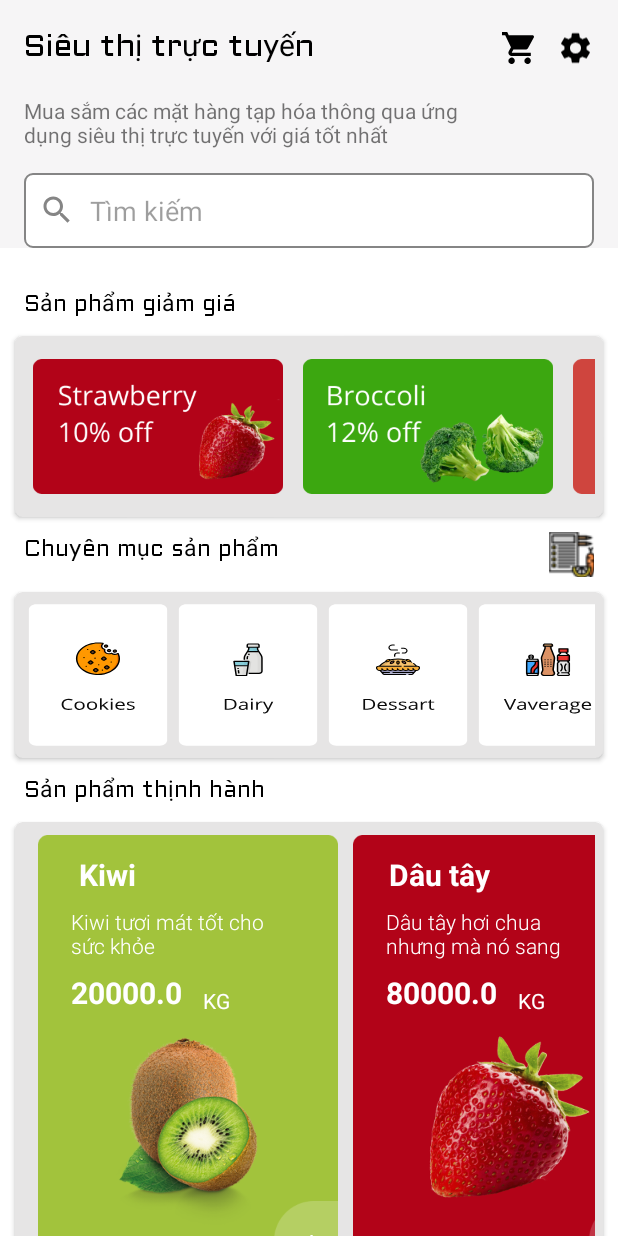
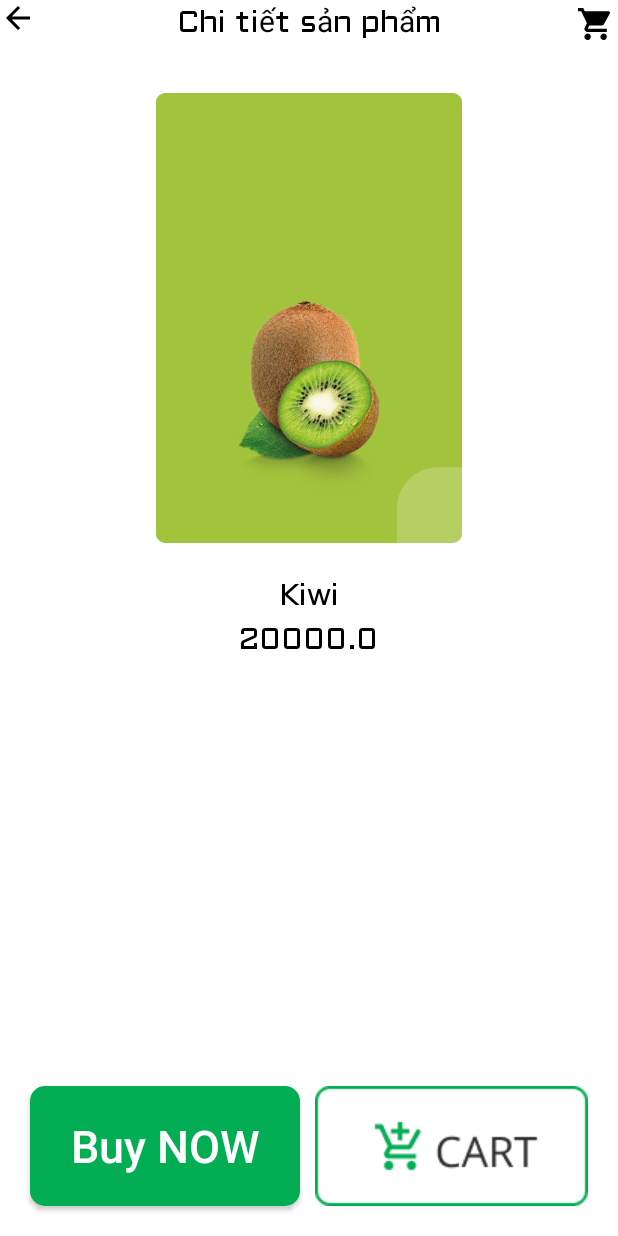
Before and after one commit to Dat0309/online-grocery-storee, an Android app: the screen it shows after launch (MainActivity before the commit, ItemActivity after it), after a tap on "Kiwi", on a phone screen of 412 x 824 dp. Run offline under Robolectric (Android 15) with nearby library versions, the phone set to English and light mode, and no system bars; 1 other tap on this screen came first.

Commit message:
Tạm hoàn thành 💻📱

```diff
--- a/OnlineGroceryStore/app/src/main/AndroidManifest.xml
+++ b/OnlineGroceryStore/app/src/main/AndroidManifest.xml
@@ -9,7 +9,8 @@
         android:roundIcon="@mipmap/ic_launcher_round"
         android:supportsRtl="true"
         android:theme="@style/Theme.OnlineGroceryStore">
-        <activity android:name=".GridCategory"></activity>
+        <activity android:name=".ItemActivity"></activity>
+        <activity android:name=".GridCategory" />
         <activity android:name=".MainActivity">
             <intent-filter>
                 <action android:name="android.intent.action.MAIN" />
--- /dev/null
+++ b/OnlineGroceryStore/app/src/main/java/com/dinhtrongdat/onlinegrocerystore/ItemActivity.java
@@ -0,0 +1,47 @@
+package com.dinhtrongdat.onlinegrocerystore;
+
+import androidx.appcompat.app.AppCompatActivity;
+
+import android.content.Intent;
+import android.os.Bundle;
+import android.view.View;
+import android.widget.ImageView;
+import android.widget.TextSwitcher;
+import android.widget.TextView;
+
+import com.dinhtrongdat.onlinegrocerystore.model.Recently;
+
+import java.util.ArrayList;
+
+public class ItemActivity extends AppCompatActivity {
+
+    Recently recently;
+    ImageView imgProduct;
+    TextView txtName, txtPrice;
+
+    @Override
+    protected void onCreate(Bundle savedInstanceState) {
+        super.onCreate(savedInstanceState);
+        setContentView(R.layout.activity_item);
+
+        initUI();
+    }
+
+    private void initUI() {
+        imgProduct = findViewById(R.id.img_product);
+        txtName = findViewById(R.id.txt_product);
+        txtPrice =findViewById(R.id.txt_price);
+
+        recently = (Recently) getIntent().getSerializableExtra("index");
+        imgProduct.setImageResource(recently.getImgResource());
+        txtName.setText(recently.getName());
+        txtPrice.setText(String.valueOf(recently.getPrice()));
+
+        findViewById(R.id.btnBackHome).setOnClickListener(new View.OnClickListener() {
+            @Override
+            public void onClick(View view) {
+                startActivity(new Intent(ItemActivity.this, MainActivity.class));
+            }
+        });
+    }
+}
--- a/OnlineGroceryStore/app/src/main/java/com/dinhtrongdat/onlinegrocerystore/MainActivity.java
+++ b/OnlineGroceryStore/app/src/main/java/com/dinhtrongdat/onlinegrocerystore/MainActivity.java
@@ -1,13 +1,20 @@
 package com.dinhtrongdat.onlinegrocerystore;
 
 import androidx.appcompat.app.AppCompatActivity;
+import androidx.cardview.widget.CardView;
 import androidx.recyclerview.widget.LinearLayoutManager;
 import androidx.recyclerview.widget.RecyclerView;
 
+import android.app.ActivityOptions;
 import android.content.Intent;
 import android.os.Bundle;
+import android.util.Pair;
 import android.view.View;
+import android.widget.EditText;
 import android.widget.ImageButton;
+import android.widget.ImageView;
+import android.widget.LinearLayout;
+import android.widget.TextView;
 
 import com.dinhtrongdat.onlinegrocerystore.adapter.CategoryAdapter;
 import com.dinhtrongdat.onlinegrocerystore.adapter.DiscounterAdapter;
@@ -55,6 +62,10 @@ public class MainActivity extends AppCompatActivity implements DiscounterAdapter
     ArrayList<Category> listCategory;
     ArrayList<Recently> listRecently;
     ImageButton btnCategory;
+    ImageView imgBuy, imgSetting;
+    EditText edtSearch;
+    TextView txtCategory, txtDiscount, txtRecent, txtTitle, txtDes;
+    CardView cardCategory, cardDiscount, cardRecent;
 
     @Override
     protected void onCreate(Bundle savedInstanceState) {
@@ -65,11 +76,40 @@ public class MainActivity extends AppCompatActivity implements DiscounterAdapter
     }
 
     private void initUI() {
+        imgBuy = findViewById(R.id.imgBuy);
+        imgSetting = findViewById(R.id.imgSetting);
+        edtSearch = findViewById(R.id.edt_search);
+        txtTitle = findViewById(R.id.textView);
+        txtDes = findViewById(R.id.txtDes);
+        cardCategory = findViewById(R.id.card_cate);
+        cardDiscount = findViewById(R.id.card_discount);
+        cardRecent = findViewById(R.id.card_recent);
+        txtDiscount = findViewById(R.id.txt_discount);
+        txtRecent = findViewById(R.id.txt_recent);
+        txtCategory = findViewById(R.id.txtCategory);
+
         btnCategory = findViewById(R.id.btnCategory);
         btnCategory.setOnClickListener(new View.OnClickListener() {
             @Override
             public void onClick(View view) {
-                startActivity(new Intent(MainActivity.this, GridCategory.class));
+                Intent intent = new Intent(MainActivity.this, GridCategory.class);
+                Pair[] pairs = new Pair[12];
+
+                pairs[0] = new Pair<View, String>(txtCategory,"text_tran");
+                pairs[1] = new Pair<View, String>(btnCategory,"img_tran");
+                pairs[2] = new Pair<View, String>(txtDiscount,"text_tran");
+                pairs[3] = new Pair<View, String>(txtRecent,"text_tran");
+                pairs[4] = new Pair<View, String>(cardCategory,"card_tran");
+                pairs[5] = new Pair<View, String>(cardDiscount,"card_tran");
+                pairs[6] = new Pair<View, String>(cardRecent,"card_tran");
+                pairs[7] = new Pair<View, String>(txtTitle,"text_tran");
+                pairs[8] = new Pair<View, String>(txtDes,"text_tran");
+                pairs[9] = new Pair<View, String>(imgBuy,"img_tran");
+                pairs[10] = new Pair<View, String>(imgSetting,"img_tran");
+                pairs[11] = new Pair<View, String>(edtSearch,"text_tran");
+
+                ActivityOptions options = ActivityOptions.makeSceneTransitionAnimation(MainActivity.this,pairs);
+                startActivity(intent, options.toBundle());
             }
         });
 
@@ -93,6 +133,7 @@ public class MainActivity extends AppCompatActivity implements DiscounterAdapter
             listRecently.add(new Recently(names[i],des[i],price[i],unit[i],imgRecent[i]));
         }
         setRecentRecycle(listRecently);
+
     }
 
     private void setRecentRecycle(ArrayList<Recently> listRecently) {
@@ -128,6 +169,8 @@ public class MainActivity extends AppCompatActivity implements DiscounterAdapter
 
     @Override
     public void onRecentlyClick(int clickedItemIndex) {
-
+        Intent intent = new Intent(MainActivity.this, ItemActivity.class);
+        intent.putExtra("index",listRecently.get(clickedItemIndex));
+        startActivity(intent);
     }
 }
--- a/OnlineGroceryStore/app/src/main/res/drawable/buy_now_bg.xml
+++ b/OnlineGroceryStore/app/src/main/res/drawable/buy_now_bg.xml
@@ -7,9 +7,9 @@
 
 
     <corners
-        android:topRightRadius="5dp"
-        android:topLeftRadius="5dp"
-        android:bottomLeftRadius="5dp"
-        android:bottomRightRadius="5dp"/>
+        android:topRightRadius="10dp"
+        android:topLeftRadius="10dp"
+        android:bottomLeftRadius="10dp"
+        android:bottomRightRadius="10dp"/>
 
 </shape>
--- a/OnlineGroceryStore/app/src/main/res/layout/activity_grid_category.xml
+++ b/OnlineGroceryStore/app/src/main/res/layout/activity_grid_category.xml
@@ -19,7 +19,7 @@
         <TextView
             android:layout_width="wrap_content"
             android:layout_height="wrap_content"
-            android:text="Select a category"
+            android:text="Chọn chuyên mục"
             android:layout_centerHorizontal="true"
             android:textColor="@color/black"
             android:textSize="20sp"
--- /dev/null
+++ b/OnlineGroceryStore/app/src/main/res/layout/activity_item.xml
@@ -0,0 +1,86 @@
+<?xml version="1.0" encoding="utf-8"?>
+<RelativeLayout
+    xmlns:android="http://schemas.android.com/apk/res/android"
+    xmlns:app="http://schemas.android.com/apk/res-auto"
+    xmlns:tools="http://schemas.android.com/tools"
+    android:layout_width="match_parent"
+    android:layout_height="match_parent"
+    tools:context=".ItemActivity">
+
+    <RelativeLayout
+        android:id="@+id/relative"
+        android:layout_width="match_parent"
+        android:layout_height="wrap_content"
+        android:layout_marginBottom="10dp">
+        <ImageView
+            android:id="@+id/btnBackHome"
+            android:layout_width="wrap_content"
+            android:layout_height="wrap_content"
+            android:src="@drawable/ic_arrow_back_black_24dp"/>
+        <TextView
+            android:id="@+id/txtChiTiet"
+            android:layout_width="wrap_content"
+            android:layout_height="wrap_content"
+            android:text="Chi tiết sản phẩm"
+            android:layout_centerHorizontal="true"
+            android:textColor="@color/black"
+            android:textSize="20sp"
+            android:fontFamily="@font/aldrich"/>
+        <ImageView
+            android:layout_width="wrap_content"
+            android:layout_height="wrap_content"
+            android:src="@drawable/ic_cart_black"
+            android:layout_alignParentRight="true"/>
+    </RelativeLayout>
+    <ImageView
+        android:id="@+id/img_product"
+        android:layout_width="300dp"
+        android:layout_height="300dp"
+        android:src="@drawable/b1"
+        android:layout_margin="20dp"
+        android:layout_centerHorizontal="true"
+        android:layout_below="@id/relative"/>
+
+    <TextView
+        android:id="@+id/txt_product"
+        android:layout_width="wrap_content"
+        android:layout_height="wrap_content"
+        android:text="Chi tiết sản phẩm"
+        android:layout_centerHorizontal="true"
+        android:textColor="@color/black"
+        android:textSize="20sp"
+        android:fontFamily="@font/aldrich"
+        android:layout_below="@id/img_product"/>
+
+    <TextView
+        android:id="@+id/txt_price"
+        android:layout_width="wrap_content"
+        android:layout_height="wrap_content"
+        android:text="0đ"
+        android:layout_centerHorizontal="true"
+        android:textColor="@color/black"
+        android:textSize="20sp"
+        android:fontFamily="@font/aldrich"
+        android:layout_below="@id/txt_product"/>
+
+    <ImageButton
+        android:layout_width="wrap_content"
+        android:layout_height="wrap_content"
+        android:src="@drawable/cartbutton"
+        android:background="@android:color/transparent"
+        android:layout_alignParentBottom="true"
+        android:layout_alignParentRight="true"
+        android:layout_margin="20dp"/>
+
+    <androidx.appcompat.widget.AppCompatButton
+        android:layout_width="180dp"
+        android:layout_height="80dp"
+        android:text="Buy NOW"
+        android:textAllCaps="false"
+        android:textColor="@color/white"
+        android:textSize="30sp"
+        android:background="@drawable/buy_now_bg"
+        android:layout_alignParentBottom="true"
+        android:layout_alignParentLeft="true"
+        android:layout_margin="20dp"/>
+</RelativeLayout>
--- a/OnlineGroceryStore/app/src/main/res/layout/activity_main.xml
+++ b/OnlineGroceryStore/app/src/main/res/layout/activity_main.xml
@@ -11,7 +11,8 @@
         android:layout_height="wrap_content"
         android:id="@+id/AppBar"
         android:fitsSystemWindows="true"
-        android:theme="@style/ThemeOverlay.AppCompat.Light">
+        android:theme="@style/ThemeOverlay.AppCompat.Light"
+        android:background="@color/toolbar">
         <com.google.android.material.appbar.CollapsingToolbarLayout
             android:layout_width="match_parent"
             android:layout_height="match_parent"
@@ -36,33 +37,36 @@
                         android:fontFamily="@font/aldrich"
                         android:text="@string/app_name"
                         android:textColor="@color/black"
-                        android:textSize="20sp" />
+                        android:textSize="20sp"
+                        android:transitionName="text_tran"/>
                     <ImageView
-                        android:id="@+id/imageView"
+                        android:id="@+id/imgBuy"
                         android:layout_width="32dp"
                         android:layout_height="wrap_content"
                         android:layout_marginTop="16dp"
                         android:layout_marginStart="120dp"
-                        app:srcCompat="@drawable/ic_cart_black" />
+                        app:srcCompat="@drawable/ic_cart_black"
+                        android:transitionName="img_tran"/>
                     <ImageView
-                        android:id="@+id/imageView2"
+                        android:id="@+id/imgSetting"
                         android:layout_width="wrap_content"
                         android:layout_height="wrap_content"
                         android:layout_marginStart="10dp"
                         android:layout_marginTop="16dp"
                         android:layout_marginEnd="16dp"
-                        app:srcCompat="@drawable/ic_account_settings" />
+                        app:srcCompat="@drawable/ic_account_settings"
+                        android:transitionName="img_tran"/>
                 </LinearLayout>
 
                 <TextView
-                    android:id="@+id/textView2"
+                    android:id="@+id/txtDes"
                     android:layout_width="300dp"
                     android:layout_height="wrap_content"
                     android:layout_marginStart="16dp"
                     android:layout_marginTop="16dp"
                     android:layout_marginEnd="16dp"
                     android:text="@string/description"
-                    app:layout_constraintTop_toBottomOf="@+id/textView" />
+                    android:transitionName="text_tran"/>
 
                 <EditText
                     android:id="@+id/edt_search"
@@ -78,7 +82,7 @@
                     android:hint="@string/hint_search"
                     android:inputType="textPersonName"
                     android:padding="10dp"
-                    app:layout_constraintTop_toBottomOf="@+id/textView2" />
+                    android:transitionName="text_tran"/>
             </LinearLayout>
             <androidx.appcompat.widget.Toolbar
                 android:id="@+id/toolbar"
@@ -101,6 +105,7 @@
             android:layout_height="wrap_content"
             android:orientation="vertical">
             <TextView
+                android:id="@+id/txt_discount"
                 android:layout_width="wrap_content"
                 android:layout_height="wrap_content"
                 android:layout_marginStart="16dp"
@@ -108,13 +113,16 @@
                 android:fontFamily="@font/aldrich"
                 android:text="@string/discount_item"
                 android:textColor="@color/black"
-                android:textSize="15sp"/>
+                android:textSize="15sp"
+                android:transitionName="text_tran"/>
             <androidx.cardview.widget.CardView
+                android:id="@+id/card_discount"
                 android:layout_width="match_parent"
                 android:layout_height="wrap_content"
                 app:cardCornerRadius="5dp"
                 app:cardBackgroundColor="@color/gray"
-                android:layout_margin="10dp">
+                android:layout_margin="10dp"
+                android:transitionName="card_tran">
                 <androidx.recyclerview.widget.RecyclerView
                     android:id="@+id/recycle_discount"
                     android:layout_width="match_parent"
@@ -125,29 +133,35 @@
             <LinearLayout
                 android:layout_width="match_parent"
                 android:layout_height="wrap_content"
-                android:orientation="horizontal">
+                android:orientation="horizontal"
+                android:transitionName="layout_tran">
                 <TextView
+                    android:id="@+id/txtCategory"
                     android:layout_width="wrap_content"
                     android:layout_height="wrap_content"
                     android:layout_marginStart="16dp"
                     android:fontFamily="@font/aldrich"
                     android:text="@string/category"
                     android:textColor="@color/black"
-                    android:textSize="15sp"/>
+                    android:textSize="15sp"
+                    android:transitionName="text_tran"/>
                 <ImageButton
                     android:id="@+id/btnCategory"
                     android:layout_width="30dp"
                     android:layout_height="30dp"
                     android:src="@drawable/category"
                     android:background="@android:color/transparent"
-                    android:layout_marginStart="180dp"/>
+                    android:layout_marginStart="180dp"
+                    android:transitionName="img_tran"/>
             </LinearLayout>
             <androidx.cardview.widget.CardView
+                android:id="@+id/card_cate"
                 android:layout_width="match_parent"
                 android:layout_height="wrap_content"
                 app:cardCornerRadius="5dp"
                 app:cardBackgroundColor="@color/gray"
-                android:layout_margin="10dp">
+                android:layout_margin="10dp"
+                android:transitionName="card_tran">
                 <androidx.recyclerview.widget.RecyclerView
                     android:id="@+id/recycle_category"
                     android:layout_width="match_parent"
@@ -156,19 +170,23 @@
             </androidx.cardview.widget.CardView>
 
             <TextView
+                android:id="@+id/txt_recent"
                 android:layout_width="wrap_content"
                 android:layout_height="wrap_content"
                 android:layout_marginStart="16dp"
                 android:fontFamily="@font/aldrich"
                 android:text="@string/recently"
                 android:textColor="@color/black"
-                android:textSize="15sp"/>
+                android:textSize="15sp"
+                android:transitionName="text_tran"/>
             <androidx.cardview.widget.CardView
+                android:id="@+id/card_recent"
                 android:layout_width="match_parent"
                 android:layout_height="wrap_content"
                 app:cardCornerRadius="5dp"
                 app:cardBackgroundColor="@color/gray"
-                android:layout_margin="10dp">
+                android:layout_margin="10dp"
+                android:transitionName="card_tran">
                 <androidx.recyclerview.widget.RecyclerView
                     android:id="@+id/recycle_recently"
                     android:layout_width="match_parent"
--- a/OnlineGroceryStore/app/src/main/res/values/colors.xml
+++ b/OnlineGroceryStore/app/src/main/res/values/colors.xml
@@ -1,8 +1,8 @@
 <?xml version="1.0" encoding="utf-8"?>
 <resources>
     <color name="purple_200">#FFBB86FC</color>
-    <color name="purple_500">#F6F5F6</color>
-    <color name="purple_700">#EBEBEC</color>
+    <color name="purple_500">#ED6B42</color>
+    <color name="purple_700">#ED6B42</color>
     <color name="teal_200">#FF03DAC5</color>
     <color name="teal_700">#FF018786</color>
     <color name="black">#FF000000</color>
@@ -10,4 +10,5 @@
     <color name="gray">#E6E5E5</color>
 
     <color name="scrim">#FBFBFB</color>
+    <color name="toolbar">#ED6B42</color>
 </resources>
--- a/OnlineGroceryStore/app/src/main/res/values/themes.xml
+++ b/OnlineGroceryStore/app/src/main/res/values/themes.xml
@@ -12,5 +12,6 @@
         <!-- Status bar color. -->
         <item name="android:statusBarColor" tools:targetApi="l">?attr/colorPrimaryVariant</item>
         <!-- Customize your theme here. -->
+        <item name="android:windowActivityTransitions">true</item>
     </style>
 </resources>
```
Also changed, not shown: 1 other file.
